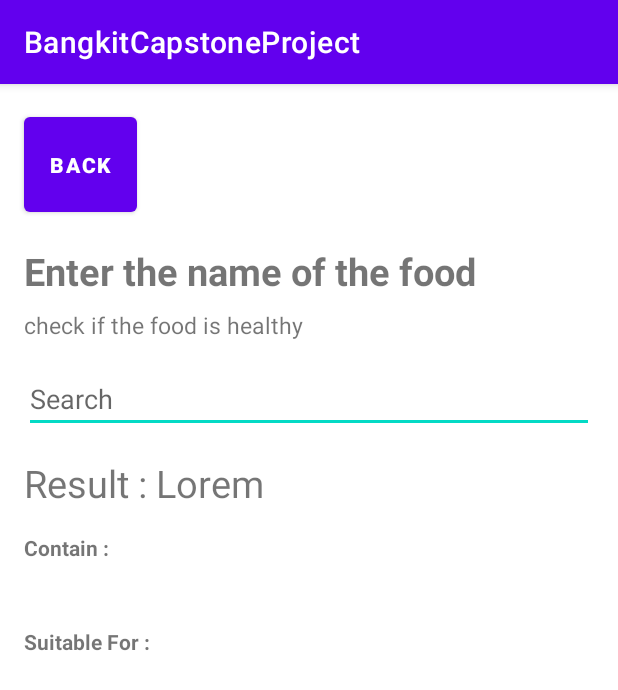
After one commit to Team-Anak-Rektor/MD, an Android app: the FoodValidatorText screen opened directly, with no data from a screen before it, on a phone screen of 412 x 824 dp. The commit adds this screen. Shown: the top 690 px of the screen. Run offline under Robolectric (Android 15) with nearby library versions, the phone set to English and light mode, and no system bars.

```diff
--- /dev/null
+++ b/app/src/main/java/com/bintang/bangkitcapstoneproject/ui/state_holders/FoodDetectorCameraUiState.kt
@@ -0,0 +1,5 @@
+package com.bintang.bangkitcapstoneproject.ui.state_holders
+
+data class FoodDetectorCameraUiState(
+    val cameraType: String = "camera"
+)
--- /dev/null
+++ b/app/src/main/java/com/bintang/bangkitcapstoneproject/ui/ui_elements/FoodValidatorText.kt
@@ -0,0 +1,14 @@
+package com.bintang.bangkitcapstoneproject.ui.ui_elements
+
+import androidx.appcompat.app.AppCompatActivity
+import android.os.Bundle
+import com.bintang.bangkitcapstoneproject.databinding.ActivityFoodValidatorTextBinding
+
+class FoodValidatorText : AppCompatActivity() {
+    private lateinit var binding: ActivityFoodValidatorTextBinding
+    override fun onCreate(savedInstanceState: Bundle?) {
+        super.onCreate(savedInstanceState)
+        binding = ActivityFoodValidatorTextBinding.inflate(layoutInflater)
+        setContentView(binding.root)
+    }
+}
--- /dev/null
+++ b/app/src/main/java/com/bintang/bangkitcapstoneproject/utils/Resources.kt
@@ -0,0 +1,5 @@
+package com.bintang.bangkitcapstoneproject.utils
+
+data class FoodDetectorCameraResource(
+    val Camera: String = "camera"
+)
--- /dev/null
+++ b/app/src/main/res/drawable/ic_search.xml
@@ -0,0 +1,5 @@
+<vector android:height="24dp" android:tint="#3F9B61"
+    android:viewportHeight="24" android:viewportWidth="24"
+    android:width="24dp" xmlns:android="http://schemas.android.com/apk/res/android">
+    <path android:fillColor="@android:color/white" android:pathData="M15.5,14h-0.79l-0.28,-0.27C15.41,12.59 16,11.11 16,9.5 16,5.91 13.09,3 9.5,3S3,5.91 3,9.5 5.91,16 9.5,16c1.61,0 3.09,-0.59 4.23,-1.57l0.27,0.28v0.79l5,4.99L20.49,19l-4.99,-5zM9.5,14C7.01,14 5,11.99 5,9.5S7.01,5 9.5,5 14,7.01 14,9.5 11.99,14 9.5,14z"/>
+</vector>
--- /dev/null
+++ b/app/src/main/res/layout/activity_food_validator_text.xml
@@ -0,0 +1,121 @@
+<?xml version="1.0" encoding="utf-8"?>
+<androidx.constraintlayout.widget.ConstraintLayout xmlns:android="http://schemas.android.com/apk/res/android"
+    xmlns:app="http://schemas.android.com/apk/res-auto"
+    xmlns:tools="http://schemas.android.com/tools"
+    android:layout_width="match_parent"
+    android:layout_height="match_parent"
+    tools:context=".ui.ui_elements.FoodValidatorText">
+
+    <Button
+        android:id="@+id/btn_back"
+        android:layout_width="75dp"
+        android:layout_height="75dp"
+        android:text="@string/back"
+        android:textStyle="bold"
+        android:layout_marginTop="16dp"
+        android:layout_marginStart="16dp"
+        app:layout_constraintStart_toStartOf="parent"
+        app:layout_constraintTop_toTopOf="parent" />
+
+    <TextView
+        android:id="@+id/tv_text"
+        android:layout_width="match_parent"
+        android:layout_height="wrap_content"
+        android:text="@string/search_text_1"
+        android:textSize="25sp"
+        android:textStyle="bold"
+        android:layout_marginTop="16dp"
+        android:layout_marginStart="16dp"
+        android:layout_marginEnd="16dp"
+        app:layout_constraintEnd_toEndOf="parent"
+        app:layout_constraintStart_toStartOf="parent"
+        app:layout_constraintTop_toBottomOf="@id/btn_back" />
+
+    <TextView
+        android:id="@+id/tv_text_2"
+        android:layout_width="match_parent"
+        android:layout_height="wrap_content"
+        android:text="@string/search_text_2"
+        android:textSize="15sp"
+        android:layout_marginTop="8dp"
+        android:layout_marginStart="16dp"
+        android:layout_marginEnd="16dp"
+        app:layout_constraintEnd_toEndOf="parent"
+        app:layout_constraintStart_toStartOf="parent"
+        app:layout_constraintTop_toBottomOf="@id/tv_text" />
+
+    <com.bintang.bangkitcapstoneproject.utils.CustomSearchBar
+        android:id="@+id/search_bar"
+        android:layout_width="match_parent"
+        android:layout_height="wrap_content"
+        android:layout_marginStart="16dp"
+        android:layout_marginTop="16dp"
+        android:layout_marginEnd="16dp"
+        android:hint="@string/search"
+        app:layout_constraintEnd_toEndOf="parent"
+        app:layout_constraintStart_toStartOf="parent"
+        app:layout_constraintTop_toBottomOf="@id/tv_text_2" />
+
+    <TextView
+        android:id="@+id/search_result"
+        android:layout_width="wrap_content"
+        android:layout_height="wrap_content"
+        android:text="@string/result_lorem"
+        android:textSize="25sp"
+        android:layout_marginTop="16dp"
+        app:layout_constraintStart_toStartOf="@+id/search_bar"
+        app:layout_constraintTop_toBottomOf="@id/search_bar" />
+
+    <TextView
+        android:id="@+id/textView2"
+        android:layout_width="0dp"
+        android:layout_height="wrap_content"
+        android:layout_marginTop="16dp"
+        android:text="@string/contain"
+        android:textStyle="bold"
+        app:layout_constraintEnd_toEndOf="@id/search_bar"
+        app:layout_constraintStart_toStartOf="@id/search_bar"
+        app:layout_constraintTop_toBottomOf="@id/search_result" />
+
+    <TextView
+        android:id="@+id/ingredient"
+        android:layout_width="0dp"
+        android:layout_height="wrap_content"
+        android:layout_marginTop="8dp"
+        app:layout_constraintEnd_toEndOf="@+id/textView2"
+        app:layout_constraintStart_toStartOf="@+id/textView2"
+        app:layout_constraintTop_toBottomOf="@+id/textView2"
+        tools:text="@tools:sample/lorem" />
+
+    <TextView
+        android:id="@+id/textView3"
+        android:layout_width="0dp"
+        android:layout_height="wrap_content"
+        android:layout_marginTop="16dp"
+        android:text="@string/suitable_for"
+        android:textStyle="bold"
+        app:layout_constraintEnd_toEndOf="@id/search_bar"
+        app:layout_constraintStart_toStartOf="@id/search_bar"
+        app:layout_constraintTop_toBottomOf="@id/ingredient" />
+
+    <TextView
+        android:id="@+id/consumer"
+        android:layout_width="0dp"
+        android:layout_height="wrap_content"
+        android:layout_marginTop="8dp"
+        app:layout_constraintEnd_toEndOf="@+id/textView2"
+        app:layout_constraintStart_toStartOf="@+id/textView2"
+        app:layout_constraintTop_toBottomOf="@+id/textView3"
+        tools:text="@tools:sample/lorem" />
+
+    <ImageView
+        android:layout_width="0dp"
+        android:layout_height="250dp"
+        android:layout_marginTop="16dp"
+        tools:src="@tools:sample/backgrounds/scenic"
+        app:layout_constraintTop_toBottomOf="@id/consumer"
+        app:layout_constraintStart_toStartOf="@id/consumer"
+        app:layout_constraintEnd_toEndOf="@id/consumer"
+        android:contentDescription="@string/result_emoticon" />
+
+</androidx.constraintlayout.widget.ConstraintLayout>
--- a/app/src/main/res/values/strings.xml
+++ b/app/src/main/res/values/strings.xml
@@ -2,5 +2,13 @@
     <string name="app_name">BangkitCapstoneProject</string>
     <string name="capture_image_button">Capture Image Button</string>
     <string name="switch_camera">Switch Camera</string>
-    <string name="search_food_text">Type Some Food...</string>
+    <string name="search_food_text">Type Some Food…</string>
+    <string name="search_text_1">Enter the name of the food</string>
+    <string name="search_text_2">check if the food is healthy</string>
+    <string name="back">back</string>
+    <string name="search">Search</string>
+    <string name="result_lorem">Result : Lorem</string>
+    <string name="contain">Contain :</string>
+    <string name="suitable_for">Suitable For :</string>
+    <string name="result_emoticon">result emoticon</string>
 </resources>
```
Also changed, not shown: app/build.gradle (+10 -1 lines), app/src/main/AndroidManifest.xml (+7 -3 lines), app/src/main/java/com/bintang/bangkitcapstoneproject/data/impl/FoodDetectorCameraRepositoryImpl.kt (added, +15 -0 lines), app/src/main/java/com/bintang/bangkitcapstoneproject/domain/repository/FoodDetectorCameraRepository.kt (added, +9 -0 lines), app/src/main/java/com/bintang/bangkitcapstoneproject/ui/ui_elements/FoodDetectorCamera.kt (+11 -2 lines), app/src/main/java/com/bintang/bangkitcapstoneproject/ui/view_model/FoodDetectorCameraViewModel.kt (added, +32 -0 lines), app/src/main/java/com/bintang/bangkitcapstoneproject/utils/CustomSearchBar.kt (added, +111 -0 lines).
